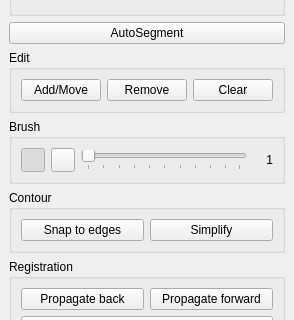
Old version of the form ui/toolbox.ui in the repository dafne-imaging/dafne; both pictures show x 0 to 294 and y 248 to 568 of the 294 by 832 pixel window.
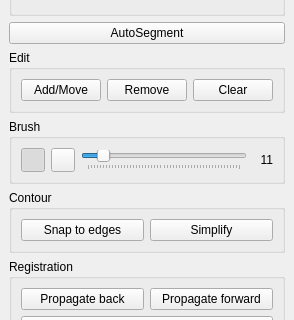
New version of the form. Icons and pictures are not drawn.

Diff of the .ui file:
```diff
--- a/ui/toolbox.ui
+++ b/ui/toolbox.ui
@@ -311,16 +311,19 @@
             </sizepolicy>
            </property>
            <property name="minimum">
-            <number>1</number>
+            <number>0</number>
            </property>
            <property name="maximum">
-            <number>100</number>
+            <number>50</number>
            </property>
            <property name="singleStep">
-            <number>2</number>
+            <number>1</number>
+           </property>
+           <property name="pageStep">
+            <number>10</number>
            </property>
            <property name="value">
-            <number>1</number>
+            <number>5</number>
            </property>
            <property name="orientation">
             <enum>Qt::Horizontal</enum>
@@ -345,7 +348,7 @@
             </size>
            </property>
            <property name="text">
-            <string>1</string>
+            <string>11</string>
            </property>
            <property name="alignment">
             <set>Qt::AlignRight|Qt::AlignTrailing|Qt::AlignVCenter</set>
```
